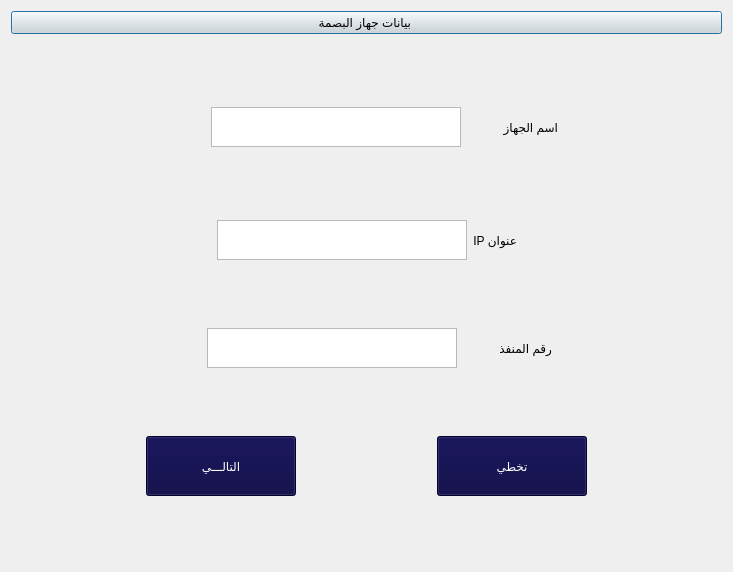
Qt form DeviceDialog2.ui (IbnEissa/EduTrackingPublic) before a commit.
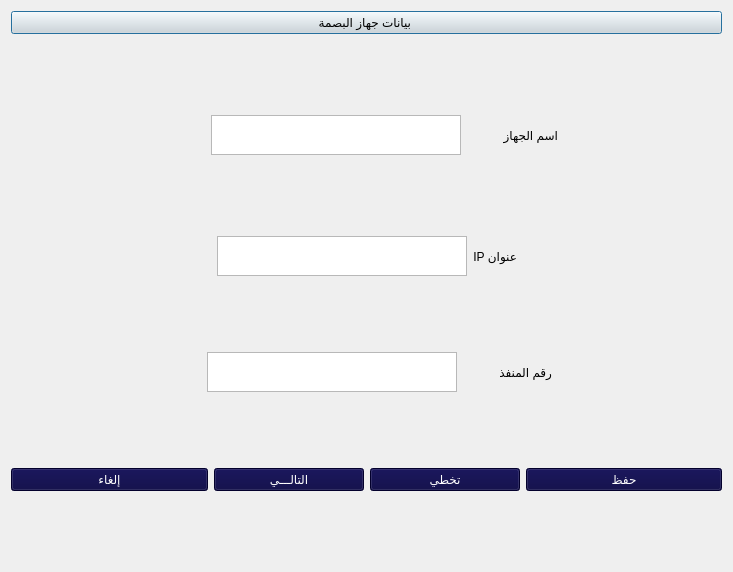
The same form after that commit. Icons and pictures are not drawn.

What changed in the file:
```diff
--- a/DeviceDialog2.ui
+++ b/DeviceDialog2.ui
@@ -222,6 +222,18 @@
        </item>
        <item>
         <layout class="QHBoxLayout" name="horizontalLayout_5">
+         <item>
+          <widget class="QPushButton" name="btnCancelInitDevice">
+           <property name="styleSheet">
+            <string notr="true">background-color:rgb(4, 0, 62);
+color:rgb(255, 255, 255);
+font: 15pt &quot;Mohammad Annoktah&quot;;</string>
+           </property>
+           <property name="text">
+            <string>إلغاء</string>
+           </property>
+          </widget>
+         </item>
          <item>
           <widget class="QPushButton" name="btnSaveDevice">
            <property name="maximumSize">
@@ -278,6 +290,18 @@
            </property>
           </widget>
          </item>
+         <item>
+          <widget class="QPushButton" name="btnSaveInitDevice">
+           <property name="styleSheet">
+            <string notr="true">background-color:rgb(4, 0, 62);
+color:rgb(255, 255, 255);
+font: 15pt &quot;Mohammad Annoktah&quot;;</string>
+           </property>
+           <property name="text">
+            <string>حفظ</string>
+           </property>
+          </widget>
+         </item>
         </layout>
        </item>
       </layout>
```
Left out of the diff: 2 changed lines with no effect on the pictures.
